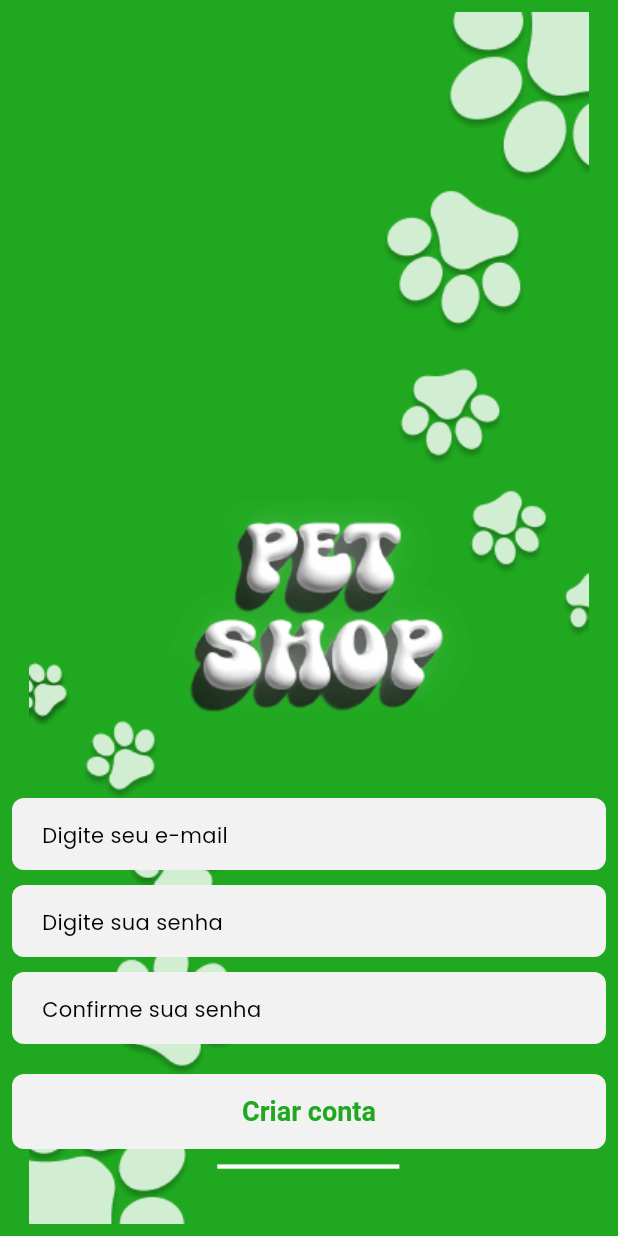
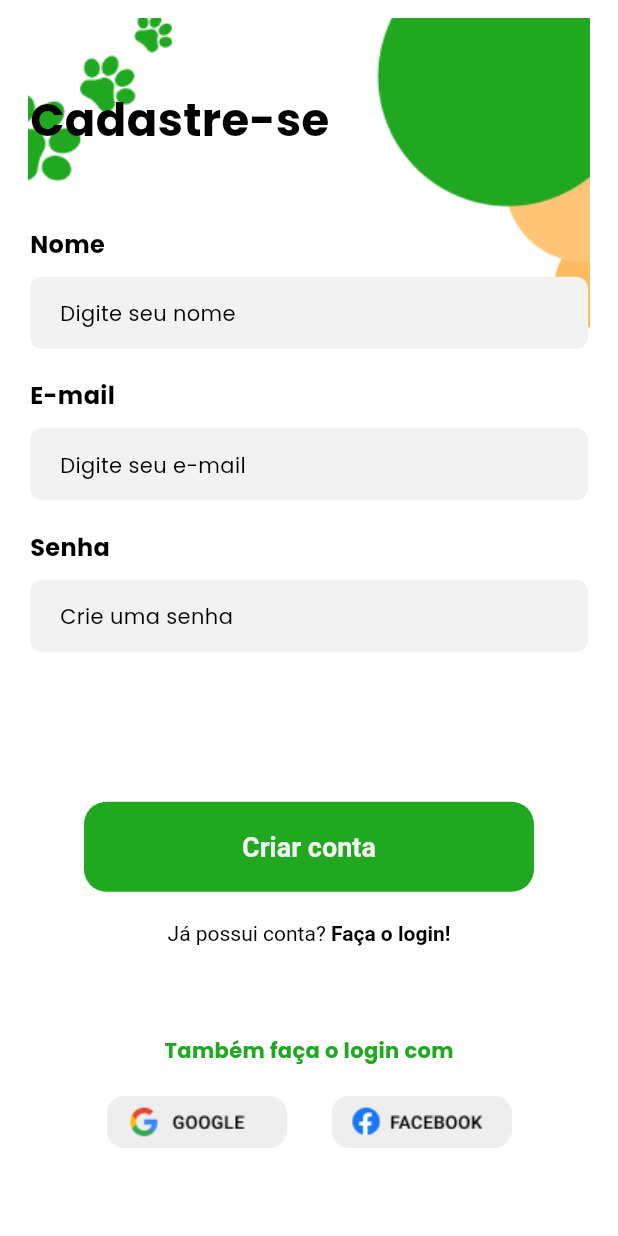
Before and after one commit to e-medeiros1/petshop_project, a Flutter app: the RegisterPage screen opened by its route, on a phone screen of 412 x 824 dp. Run offline on Flutter 3.47's test engine with Material 3 defaults, Android fonts, the phone set to English and light mode, and no system bars; our stand-ins replace google_fonts.

Commit message:
Register screen

```diff
--- a/lib/theme/widgets/app_button.dart
+++ b/lib/theme/widgets/app_button.dart
@@ -21,9 +21,10 @@ class AppButton extends StatelessWidget {
     return ElevatedButton(
       onPressed: onPressed,
       style: ElevatedButton.styleFrom(
-        backgroundColor: backgroundColor ?? AppColors.lightGray,
-        foregroundColor: textColor ?? AppColors.primary,
-        minimumSize: Size(double.infinity, 50),
+        shape: RoundedRectangleBorder(borderRadius: BorderRadius.circular(15)),
+        backgroundColor: backgroundColor ?? AppColors.primary,
+        foregroundColor: textColor ?? AppColors.lightGray,
+        minimumSize: Size(300, 60),
         textStyle: TextStyle(fontSize: 18, fontWeight: FontWeight.bold),
       ),
       child: Text(text),
--- a/lib/theme/widgets/app_textfield.dart
+++ b/lib/theme/widgets/app_textfield.dart
@@ -1,5 +1,6 @@
 // ignore_for_file: public_member_api_docs, sort_constructors_first
 import 'package:flutter/material.dart';
+import 'package:petshop_project/theme/colors.dart';
 
 class AppTextfield extends StatefulWidget {
   String name = '';
@@ -12,6 +13,11 @@ class AppTextfield extends StatefulWidget {
 class _AppTextfieldState extends State<AppTextfield> {
   @override
   Widget build(BuildContext context) {
-    return TextField(decoration: InputDecoration(hint: Text(widget.name)));
+    return TextField(
+      decoration: InputDecoration(
+        hint: Text(widget.name),
+        fillColor: AppColors.lightGray,
+      ),
+    );
   }
 }
--- a/lib/views/auth/register/register_page.dart
+++ b/lib/views/auth/register/register_page.dart
@@ -14,27 +14,83 @@ class _RegisterPageState extends State<RegisterPage> {
   @override
   Widget build(BuildContext context) {
     return Scaffold(
-      backgroundColor: AppColors.primary,
-      body: Padding(
-        padding: const EdgeInsets.all(8.0),
-        child: Stack(
-          children: [
-            Center(child: Image.asset('assets/images/splash.png')),
-            Column(
-              mainAxisAlignment: MainAxisAlignment.end,
+      backgroundColor: AppColors.white,
+      body: Stack(
+        children: [
+          SizedBox(width: double.infinity, child: Image.asset('assets/images/auth.png')),
+          Padding(
+            padding: const EdgeInsets.all(20.0),
+            child: Column(
+              mainAxisAlignment: MainAxisAlignment.center,
+              crossAxisAlignment: CrossAxisAlignment.start,
               children: [
+                Text(
+                  'Cadastre-se',
+                  style: TextStyle(fontSize: 30, fontWeight: FontWeight.bold),
+                ),
+                SizedBox(height: 50),
+                Text('Nome', style: TextStyle(fontSize: 16, fontWeight: FontWeight.bold)),
+                SizedBox(height: 10),
+                AppTextfield(name: 'Digite seu nome'),
+                SizedBox(height: 20),
+                Text(
+                  'E-mail',
+                  style: TextStyle(fontSize: 16, fontWeight: FontWeight.bold),
+                ),
+                SizedBox(height: 10),
                 AppTextfield(name: 'Digite seu e-mail'),
+                SizedBox(height: 20),
+                Text(
+                  'Senha',
+                  style: TextStyle(fontSize: 16, fontWeight: FontWeight.bold),
+                ),
                 SizedBox(height: 10),
-                AppTextfield(name: 'Digite sua senha'),
-                SizedBox(height: 10),
-                AppTextfield(name: 'Confirme sua senha'),
+
+                AppTextfield(name: 'Crie uma senha'),
+
+                SizedBox(height: 100),
+                Center(
+                  child: AppButton(text: 'Criar conta', onPressed: () {}),
+                ),
                 SizedBox(height: 20),
-                AppButton(text: 'Criar conta', onPressed: () {}),
-                SizedBox(height: 50),
+                Center(
+                  child: RichText(
+                    text: const TextSpan(
+                      text: 'Já possui conta? ',
+                      style: TextStyle(color: Colors.black),
+                      children: <TextSpan>[
+                        TextSpan(
+                          text: 'Faça o login!',
+                          style: TextStyle(fontWeight: FontWeight.bold),
+                        ),
+                      ],
+                    ),
+                  ),
+                ),
+                SizedBox(height: 60),
+                Center(
+                  child: Text(
+                    'Também faça o login com',
+                    style: TextStyle(
+                      fontSize: 14,
+                      fontWeight: FontWeight.bold,
+                      color: AppColors.primary,
+                    ),
+                  ),
+                ),
+                SizedBox(height: 20),
+                Row(
+                  mainAxisAlignment: MainAxisAlignment.center,
+                  spacing: 30,
+                  children: [
+                    Image.asset('assets/images/google_button.png'),
+                    Image.asset('assets/images/facebook_button.png'),
+                  ],
+                ),
               ],
             ),
-          ],
-        ),
+          ),
+        ],
       ),
     );
   }
```
